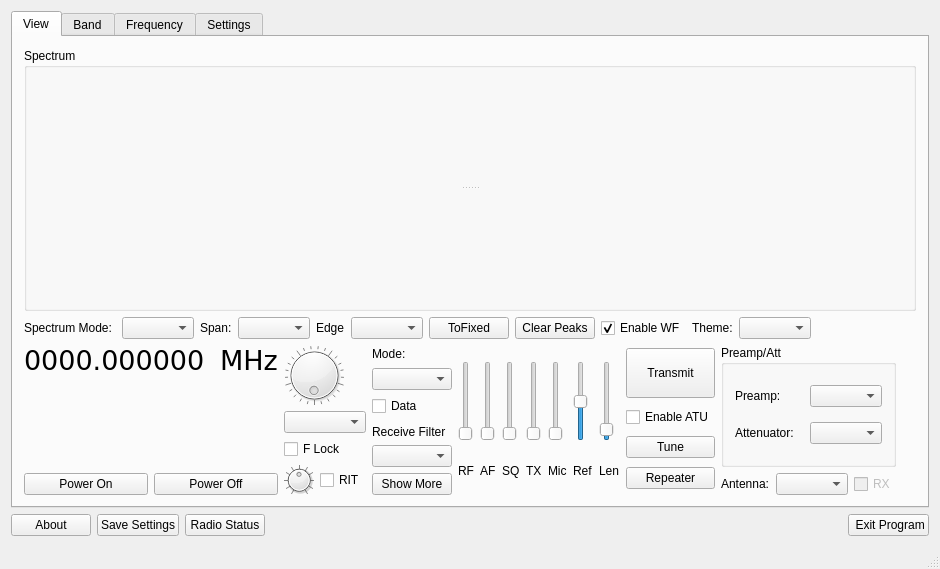
adecarolis/wfweb, file wfmain.ui: the form before one commit.
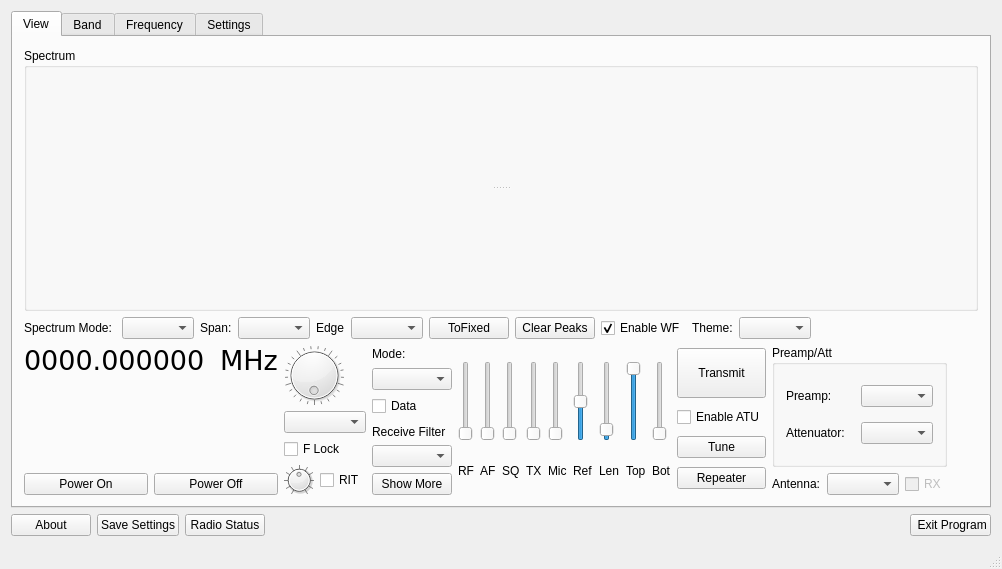
The form after the commit. The open tabs and pages were chosen to show the change. Custom widgets are drawn as their Qt base class.

Commit message: Added floor and ceiling adjustments for the plots.

Diff of the .ui file:
```diff
--- a/wfmain.ui
+++ b/wfmain.ui
@@ -6,7 +6,7 @@
    <rect>
     <x>0</x>
     <y>0</y>
-    <width>940</width>
+    <width>1002</width>
     <height>569</height>
    </rect>
   </property>
@@ -846,6 +846,114 @@
             </item>
            </layout>
           </item>
+          <item>
+           <layout class="QVBoxLayout" name="topSliderLayout">
+            <property name="leftMargin">
+             <number>0</number>
+            </property>
+            <property name="topMargin">
+             <number>0</number>
+            </property>
+            <item>
+             <widget class="QSlider" name="topLevelSlider">
+              <property name="minimumSize">
+               <size>
+                <width>0</width>
+                <height>70</height>
+               </size>
+              </property>
+              <property name="maximumSize">
+               <size>
+                <width>16777215</width>
+                <height>80</height>
+               </size>
+              </property>
+              <property name="toolTip">
+               <string>Sets the ceiling for the waterfall and spectrum displays</string>
+              </property>
+              <property name="accessibleName">
+               <string>Ceiling for waterfall and spectrum display</string>
+              </property>
+              <property name="minimum">
+               <number>1</number>
+              </property>
+              <property name="maximum">
+               <number>160</number>
+              </property>
+              <property name="value">
+               <number>160</number>
+              </property>
+              <property name="orientation">
+               <enum>Qt::Vertical</enum>
+              </property>
+             </widget>
+            </item>
+            <item>
+             <widget class="QLabel" name="labelTop">
+              <property name="maximumSize">
+               <size>
+                <width>16777215</width>
+                <height>15</height>
+               </size>
+              </property>
+              <property name="text">
+               <string>Top</string>
+              </property>
+             </widget>
+            </item>
+           </layout>
+          </item>
+          <item>
+           <layout class="QVBoxLayout" name="botAdjustVertLayout">
+            <property name="leftMargin">
+             <number>0</number>
+            </property>
+            <property name="topMargin">
+             <number>0</number>
+            </property>
+            <property name="rightMargin">
+             <number>0</number>
+            </property>
+            <property name="bottomMargin">
+             <number>0</number>
+            </property>
+            <item>
+             <widget class="QSlider" name="botLevelSlider">
+              <property name="minimumSize">
+               <size>
+                <width>0</width>
+                <height>70</height>
+               </size>
+              </property>
+              <property name="maximumSize">
+               <size>
+                <width>16777215</width>
+                <height>80</height>
+               </size>
+              </property>
+              <property name="maximum">
+               <number>160</number>
+              </property>
+              <property name="orientation">
+               <enum>Qt::Vertical</enum>
+              </property>
+             </widget>
+            </item>
+            <item>
+             <widget class="QLabel" name="labelBot">
+              <property name="maximumSize">
+               <size>
+                <width>16777215</width>
+                <height>15</height>
+               </size>
+              </property>
+              <property name="text">
+               <string>Bot</string>
+              </property>
+             </widget>
+            </item>
+           </layout>
+          </item>
           <item>
            <layout class="QVBoxLayout" name="verticalLayout_16">
             <property name="leftMargin">
```
Left out of the diff: 4 changed lines with no effect on the pictures. The commit also changes 2 other files.
